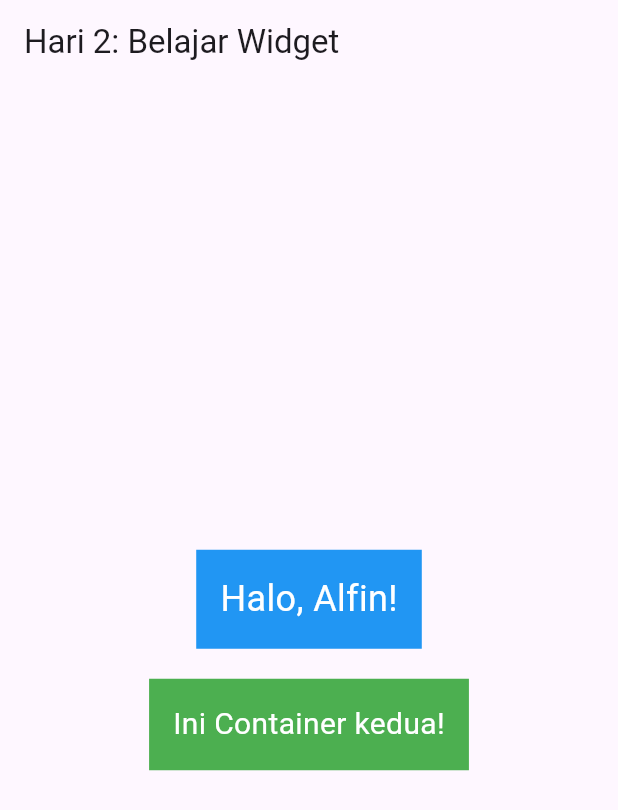
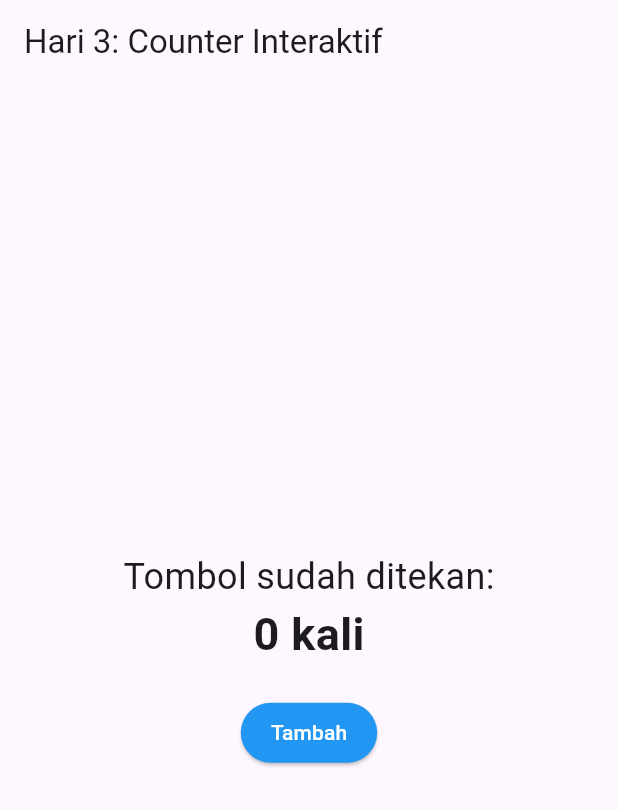
Before and after one commit to Alfin-protein/Latihan-Flutter-Week-2, a Flutter app: the screen it shows after launch, on a phone screen of 412 x 824 dp. Shown: the top 810 px of the screen. Run offline on Flutter 3.47's test engine with Material 3 defaults, Android fonts, the phone set to English and light mode, and no system bars.

Commit message:
Hari 3 Minggu 2: Interaksi dengan ElevatedButton

```diff
--- a/lib/main.dart
+++ b/lib/main.dart
@@ -8,41 +8,56 @@ class MyApp extends StatelessWidget {
   @override
   Widget build(BuildContext context) {
     return MaterialApp(
-      home: Scaffold(
+      home: CounterApp(),
+    );
+  }
+}
+
+class CounterApp extends StatefulWidget {
+  @override
+  _CounterAppState createState() => _CounterAppState();
+}
+
+class _CounterAppState extends State<CounterApp> {
+  int counter = 0;
+
+  void incrementCounter() {
+    setState(() {
+      counter++;
+    });
+  }
+
+  @override
+  Widget build(BuildContext context) {
+    return Scaffold(
       appBar: AppBar(
-          title: Text('Hari 2: Belajar Widget'),
+        title: Text('Hari 3: Counter Interaktif'),
       ),
       body: Center(
         child: Column(
           mainAxisAlignment: MainAxisAlignment.center,
           children: [
-              Container(
-                color: Colors.blue,
-                padding: EdgeInsets.all(16.0),
-                child: Text(
-                  'Halo, Alfin!',
-                  style: TextStyle(
-                    color: Colors.white,
-                    fontSize: 24,
+            Text(
+              'Tombol sudah ditekan:',
+              style: TextStyle(fontSize: 24),
             ),
-                ),
+            Text(
+              '$counter kali',
+              style: TextStyle(fontSize: 30, fontWeight: FontWeight.bold),
             ),
             SizedBox(height: 20),
-              Container(
-                color: Colors.green,
-                padding: EdgeInsets.all(16.0),
-                child: Text(
-                  'Ini Container kedua!',
-                  style: TextStyle(
-                    color: Colors.white,
-                    fontSize: 20,
-                  ),
+            ElevatedButton(
+              onPressed: incrementCounter,
+              child: Text('Tambah'),
+              style: ElevatedButton.styleFrom(
+                backgroundColor: Colors.blue,
+                foregroundColor: Colors.white,
+                padding: EdgeInsets.symmetric(horizontal: 20, vertical: 10),
               ),
             ),
           ],
         ),
       ),
-      ),
     );
   }
 }
```
Also changed, not shown: 1 other file. Lines whose indentation alone changed are shown as unchanged.
